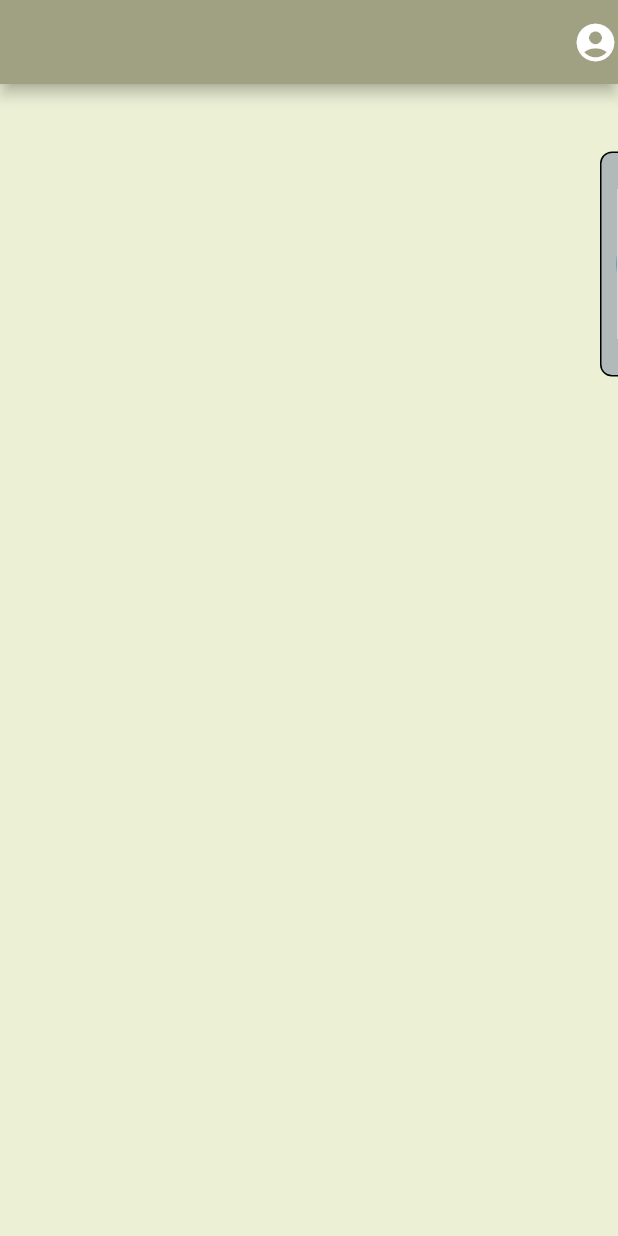
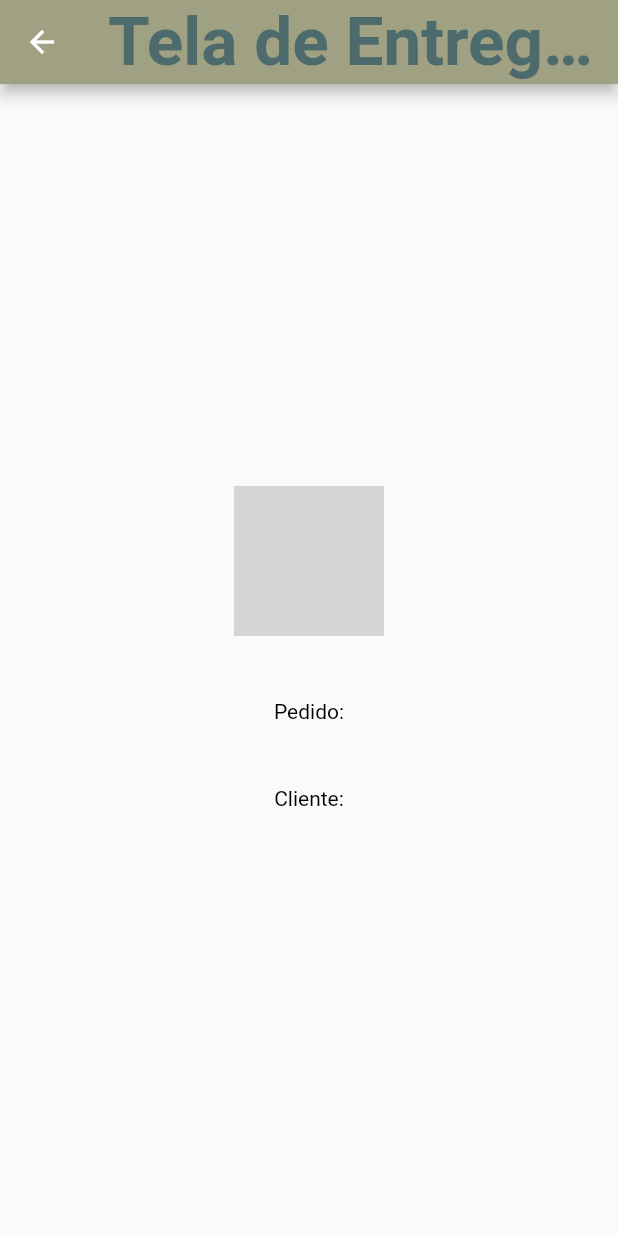
Before and after one commit to 01Mateus/modulo-logistica-sa-front, a Flutter app: the TelaEntregas screen opened by its route, on a phone screen of 412 x 824 dp. Run offline on Flutter 3.47's test engine with Material 2 defaults, Android fonts, the phone set to English and light mode, and no system bars; network calls fail; grey boxes are pictures that could not be loaded.

Commit message:
Modificação da tela de entregas

```diff
--- a/lib/componentes/imagem_texto.dart
+++ b/lib/componentes/imagem_texto.dart
@@ -1,5 +1,6 @@
 import 'package:flutter/material.dart';
 import 'package:modulo_logistica_sa/componentes/botao.dart';
+import 'package:modulo_logistica_sa/telas/tela_entregas.dart';
 
 class ImagemTexto extends StatelessWidget {
   final String imagePath;
@@ -67,7 +68,17 @@ class ImagemTexto extends StatelessWidget {
                     if (mostrarBotaoPedido)
                       Botao(texto: 'Aceitar Pedido',
                             funcao: () {
-                              Navigator.of(context).pushReplacementNamed('/entregas');
+                                Navigator.of(context).pushReplacement(
+                                  MaterialPageRoute(
+                                    builder: (context) => TelaEntregas(
+                                      imagePath: imagePath,
+                                      endereco: endereco,
+                                      qntItemPedido: qntItemPedido,
+                                      itemPedido: itemPedido,
+                                      cliente: cliente,
+                                    )
+                                  )
+                                );
                             },
                             cor: Colors.blue,
                             icone: Icons.add,
@@ -76,7 +87,8 @@ class ImagemTexto extends StatelessWidget {
                       Botao(texto: 'Finalizar Entrega',
                             funcao: () {
                               Navigator.of(context).pop();
-                              Navigator.of(context).pop('/pedidos');                         },
+                              Navigator.of(context).pop('/pedidos');
+                            },
                             cor: Colors.blue,
                             icone: Icons.check,
                             ),
--- a/lib/main.dart
+++ b/lib/main.dart
@@ -22,7 +22,7 @@ class _MyAppState extends State<MyApp> {
       initialRoute: '/login', routes: {
         '/login':(context) => const TelaLogin(),
         '/pedidos':(context) => const TelaPedidos(),
-        '/entregas':(context) => const TelaEntregas(),
+        '/entregas':(context) => TelaEntregas(imagePath: '', endereco: '', qntItemPedido: '', itemPedido: '', cliente: '',),
       },
     );
   }
--- a/lib/telas/tela_entregas.dart
+++ b/lib/telas/tela_entregas.dart
@@ -1,70 +1,87 @@
 import 'package:flutter/material.dart';
-import 'package:modulo_logistica_sa/componentes/imagem_texto.dart';
 
-class TelaEntregas extends StatefulWidget {
-  const TelaEntregas({super.key});
+class TelaEntregas extends StatelessWidget {
+  final String imagePath;
+  final String endereco;
+  final String qntItemPedido;
+  final String itemPedido;
+  final String cliente;
+
+  TelaEntregas({
+    required this.imagePath,
+    required this.endereco,
+    required this.qntItemPedido,
+    required this.itemPedido,
+    required this.cliente,
+  });
 
   @override
-  State<TelaEntregas> createState() => _TelaEntregasState();
-}
+  Widget build(BuildContext context) {
+    return Scaffold(
+      appBar: AppBar(
+        title: const Text('Tela de Entregas',
+              style: TextStyle(
+                fontSize: 45,
+                fontWeight: FontWeight.bold,
+                color: Color.fromARGB(255, 77, 106, 109)
+              ),),
+        centerTitle: true,
+        backgroundColor: const Color.fromARGB(255, 160, 160, 131),
+      ),
+      body: criarCounteudo(),
+    );
+  }
 
-class _TelaEntregasState extends State<TelaEntregas> {
-  @override
-  Widget build(BuildContext context) {
-    criarConteudo() {
-      return const SingleChildScrollView(
+  criarCounteudo() {
+      return Center(
+        child:SingleChildScrollView(
         scrollDirection: Axis.vertical,
         child: SingleChildScrollView(
           scrollDirection: Axis.horizontal,
+          child: Center(
+            child: Container(
+          padding: const EdgeInsets.all(16.0),
           child: Column(
-        mainAxisAlignment: MainAxisAlignment.center,
-        crossAxisAlignment: CrossAxisAlignment.center,
-         children: [
-          SizedBox(height: 45),
-          Row(
+            mainAxisAlignment: MainAxisAlignment.center,
+            crossAxisAlignment: CrossAxisAlignment.center,
             children: [
-              SizedBox(width: 400),
-              ImagemTexto(
-                imagePath:
-                    'https://cdn.pixabay.com/photo/2019/02/21/19/00/restaurant-4011989_1280.jpg',
-                endereco:
-                    '\nRodovia SC 441, Rod. Arno Arnaldo Napoli,\n248 - Centro, Jaguaruna - SC',
-                qntItemPedido: '3',
-                itemPedido: 'X-Salada\n Balde de frango\n X-Tudo',
-                cliente: '',
-                mostrarBotaoPedido: false,
-                mostrarBotaoConcluir: true,
-                mostrarBotaoFechar: false,
+              CircleAvatar(
+                radius: 50,
+                backgroundImage: NetworkImage(imagePath),
+              ),
+              SizedBox(height: 10),
+              Text(
+                endereco,
+                style: const TextStyle(color: Colors.black, fontSize: 14),
+              ),
+              const Text(
+                '\nPedido:',
+                style: TextStyle(color: Colors.black, fontSize: 14),
+              ),
+              Text(
+                qntItemPedido,
+                style: const TextStyle(color: Colors.black, fontSize: 14),
+              ),
+              Text(
+                itemPedido,
+                style: const TextStyle(color: Colors.black, fontSize: 14),
+              ),
+              SizedBox(height: 10),
+              const Text(
+                'Cliente:',
+                style: TextStyle(color: Colors.black, fontSize: 14),
+              ),
+              Text(
+                cliente,
+                style: const TextStyle(color: Colors.black, fontSize: 14),
               ),
             ],
           ),
-          SizedBox(height: 10),
-          ],
         ),
+          ),
+        )
+
       ),
       );
-    }
-
-    return Scaffold(
-      body: criarConteudo(),
-      backgroundColor: const Color.fromARGB(255, 236, 241, 214),
-      appBar: AppBar(
-        title: const Text(
-          '',
-          style: TextStyle(
-            fontSize: 45,
-            fontWeight: FontWeight.bold,
-            color: Color.fromARGB(255, 77, 106, 109),
-          ),
-        ),
-        automaticallyImplyLeading: false,
-        centerTitle: true,
-        backgroundColor: const Color.fromARGB(255, 160, 160, 131),
-        actions: const [
-          Icon(Icons.account_circle, size: 30),
-        ],
-      ),
-    );
   }
-
 }
--- a/lib/telas/tela_pedidos.dart
+++ b/lib/telas/tela_pedidos.dart
@@ -12,18 +12,17 @@ class _TelaPedidosState extends State<TelaPedidos> {
   @override
   Widget build(BuildContext context) {
     criarConteudo() {
-      return const SingleChildScrollView(
-        scrollDirection: Axis.vertical,
+      return const Center(
         child: SingleChildScrollView(
+          scrollDirection: Axis.vertical,
+          child: SingleChildScrollView(
           scrollDirection: Axis.horizontal,
             child: Column(
         mainAxisAlignment: MainAxisAlignment.center,
         crossAxisAlignment: CrossAxisAlignment.center,
         children: [
-          SizedBox(height: 45),
           Row(
             children: [
-              SizedBox(width: 400),
               ImagemTexto(
                 imagePath:
                     'https://cdn.pixabay.com/photo/2019/02/21/19/00/restaurant-4011989_1280.jpg',
@@ -38,10 +37,9 @@ class _TelaPedidosState extends State<TelaPedidos> {
               ),
             ],
           ),
-          SizedBox(height: 10),
+          SizedBox(height: 30),
           Row(
             children: [
-              SizedBox(width: 400),
               ImagemTexto(
                 imagePath:
                     'https://cdn.pixabay.com/photo/2016/11/18/22/21/restaurant-1837150_1280.jpg',
@@ -56,10 +54,9 @@ class _TelaPedidosState extends State<TelaPedidos> {
               ),
             ],
           ),
-          SizedBox(height: 10),
+          SizedBox(height: 30),
           Row(
             children: [
-              SizedBox(width: 400),
               ImagemTexto(
                 imagePath:
                     'https://cdn.pixabay.com/photo/2015/02/24/11/54/vienna-647328_1280.jpg',
@@ -75,6 +72,7 @@ class _TelaPedidosState extends State<TelaPedidos> {
             ],
           ),
         ],
+        ),
         ),
         ),
       );
```
